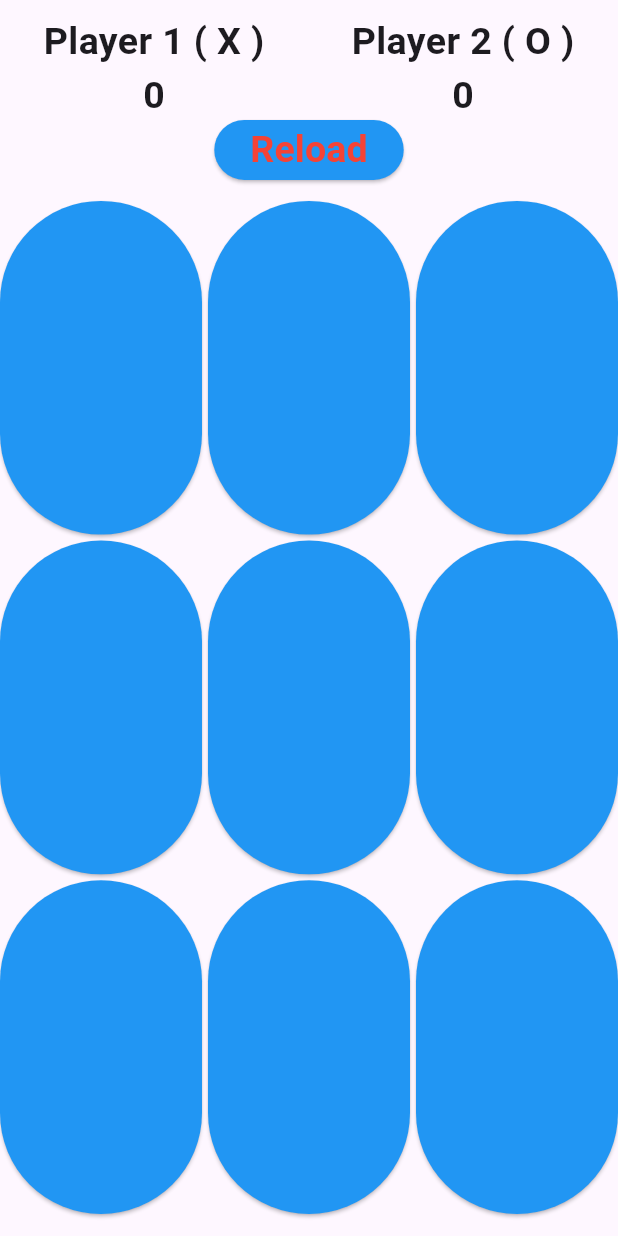
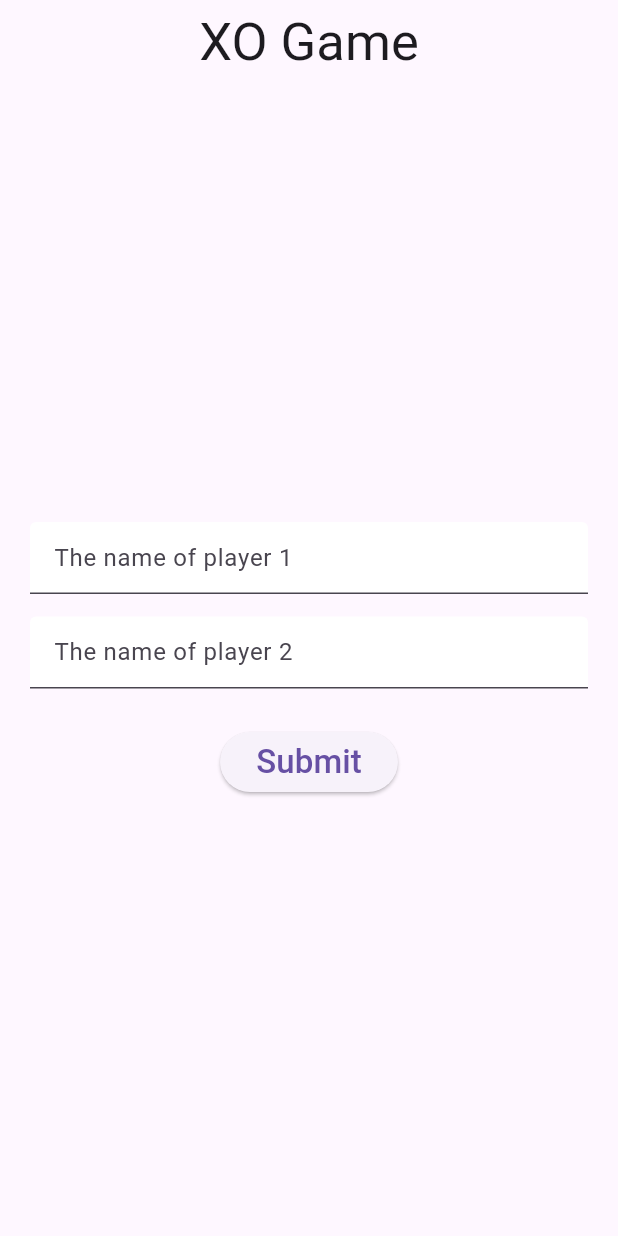
Before and after one commit to MohamedGamalDev/XOGAME, a Flutter app: the screen it shows after launch, on a phone screen of 412 x 824 dp. Run offline on Flutter 3.47's test engine with Material 3 defaults, Android fonts, the light colour scheme and no system bars.

Commit message:
I added login Page to the project

```diff
--- a/lib/GameBoardScreen.dart
+++ b/lib/GameBoardScreen.dart
@@ -1,6 +1,7 @@
 import 'package:flutter/material.dart';
 import 'package:game_xo/Button.dart';
 import 'package:game_xo/Reload.dart';
+import 'loginPage.dart';
 
 class GameBoardScreen extends StatefulWidget {
   static const String route = 'GameBoardScreen';
@@ -91,6 +92,7 @@ class _GameBoardScreenState extends State<GameBoardScreen> {
 
   @override
   Widget build(BuildContext context) {
+    data args=ModalRoute.of(context)!.settings.arguments as data;
     return Scaffold(
       body: SafeArea(
         child: Column(
@@ -103,13 +105,13 @@ class _GameBoardScreenState extends State<GameBoardScreen> {
                 children: [
                   Column(
                     children: [
-                      Text('Player 1 ( X )', style: TextStyle(fontSize: 25, fontWeight: FontWeight.bold)),
+                      Text(args.player1, style: TextStyle(fontSize: 25, fontWeight: FontWeight.bold)),
                       Text('$x', style: TextStyle(fontSize: 25, fontWeight: FontWeight.bold)),
                     ],
                   ),
                   Column(
                     children: [
-                      Text('Player 2 ( O )', style: TextStyle(fontSize: 25, fontWeight: FontWeight.bold)),
+                      Text(args.player2, style: TextStyle(fontSize: 25, fontWeight: FontWeight.bold)),
                       Text('$o', style: TextStyle(fontSize: 25, fontWeight: FontWeight.bold)),
                     ],
                   ),
--- /dev/null
+++ b/lib/loginPage.dart
@@ -0,0 +1,56 @@
+import 'package:flutter/cupertino.dart';
+import 'package:flutter/material.dart';
+import 'GameBoardScreen.dart';
+class TxT extends StatefulWidget
+{  static const String route = 'TxT';
+  @override
+  State<TxT> createState() => _TxTState();
+}
+
+class _TxTState extends State<TxT> {
+  TextEditingController NameOfPlayer1 =TextEditingController();
+  TextEditingController NameOfPlayer2 =TextEditingController();
+  @override
+  Widget build(BuildContext)
+  {
+    return Scaffold(
+appBar: AppBar(centerTitle: true,
+  title: Text('XO Game',style: TextStyle(fontSize: 35)),
+),
+      body: Column(
+         mainAxisAlignment: MainAxisAlignment.center,
+        children: [
+          Padding(
+            padding: const EdgeInsets.symmetric(horizontal: 20),
+            child: TextField(
+              controller: NameOfPlayer1,
+              decoration: InputDecoration(filled: true
+              ,fillColor: Colors.white,hintText: 'The name of player 1'
+              ),
+            ),
+          ),
+           SizedBox( height: 15),
+          Padding(
+            padding: const EdgeInsets.symmetric(horizontal: 20),
+            child: TextField(
+              controller: NameOfPlayer2,
+              decoration: InputDecoration(filled: true
+                  ,fillColor: Colors.white,hintText: 'The name of player 2'
+              ),
+            ),
+          ),
+          SizedBox( height: 25),
+          ElevatedButton(onPressed: () => Navigator.pushNamed(context,  GameBoardScreen.route,
+          arguments: data(player1: NameOfPlayer1.text, player2:NameOfPlayer2.text )
+          ), child: Text('Submit',style: TextStyle(fontSize: 22)))
+        ],
+      ),
+    );
+  }
+}
+class data
+{
+  String player1;
+  String player2;
+  data({required this.player1,required this.player2});
+}
--- a/lib/main.dart
+++ b/lib/main.dart
@@ -1,4 +1,5 @@
 import 'package:flutter/material.dart';
+import 'package:game_xo/loginPage.dart';
 import 'Button.dart';
 import 'GameBoardScreen.dart';
 
@@ -11,11 +12,16 @@ class MyApp extends StatelessWidget {
   Widget build(BuildContext context) {
     return MaterialApp(
       debugShowCheckedModeBanner: false,
+      routes:
+      {
+        GameBoardScreen.route:(context) => GameBoardScreen(),
+        TxT.route:(context) => TxT(),
+      },
       title: 'Game XO',
       theme: ThemeData(
         primarySwatch: Colors.blue,
       ),
-      home: GameBoardScreen(),
+      initialRoute: TxT.route,
     );
   }
 }
```
